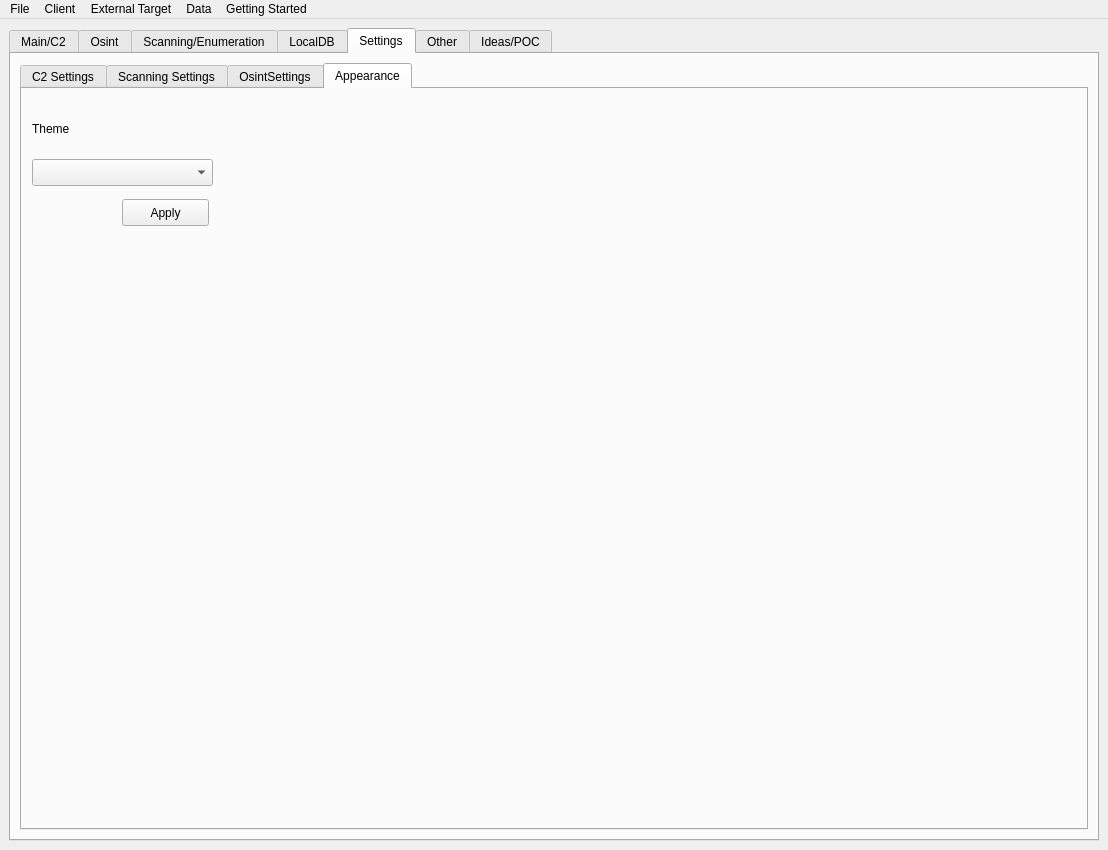
Qt form gui.ui (ryanq47/WhisperNet) before a commit.
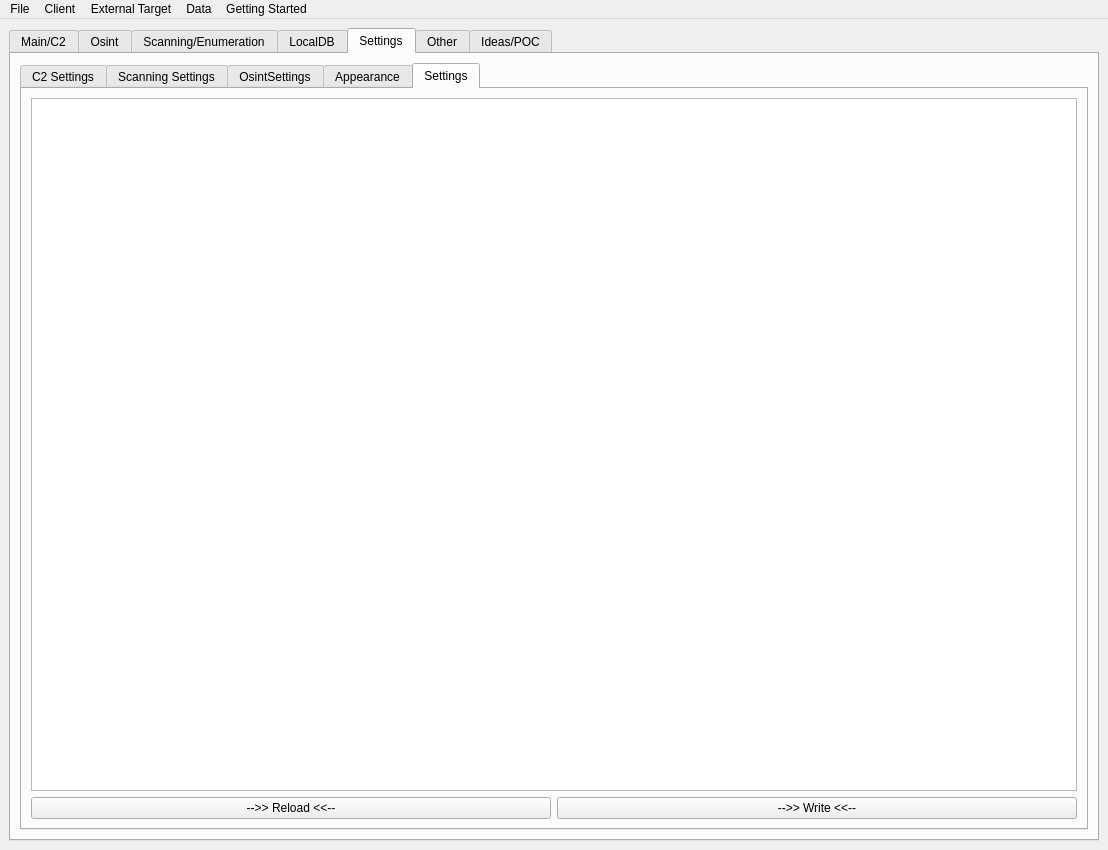
The same form after that commit. The open tabs and pages were chosen to show the change. Icons and pictures are not drawn.

```diff
--- a/gui.ui
+++ b/gui.ui
@@ -1700,7 +1700,7 @@
         <item row="0" column="0">
          <widget class="QTabWidget" name="tabWidget_2">
           <property name="currentIndex">
-           <number>3</number>
+           <number>4</number>
           </property>
           <widget class="QWidget" name="tab_7">
            <attribute name="title">
@@ -1886,6 +1886,38 @@
             </property>
            </widget>
           </widget>
+          <widget class="QWidget" name="tab_37">
+           <attribute name="title">
+            <string>Settings</string>
+           </attribute>
+           <layout class="QGridLayout" name="gridLayout_28">
+            <item row="0" column="0" colspan="2">
+             <widget class="QTextEdit" name="settings_edit">
+              <property name="html">
+               <string>&lt;!DOCTYPE HTML PUBLIC &quot;-//W3C//DTD HTML 4.0//EN&quot; &quot;http://www.w3.org/TR/REC-html40/strict.dtd&quot;&gt;
+&lt;html&gt;&lt;head&gt;&lt;meta name=&quot;qrichtext&quot; content=&quot;1&quot; /&gt;&lt;style type=&quot;text/css&quot;&gt;
+p, li { white-space: pre-wrap; }
+&lt;/style&gt;&lt;/head&gt;&lt;body style=&quot; font-family:'Cantarell'; font-size:11pt; font-weight:400; font-style:normal;&quot;&gt;
+&lt;p style=&quot;-qt-paragraph-type:empty; margin-top:0px; margin-bottom:12px; margin-left:0px; margin-right:0px; -qt-block-indent:0; text-indent:0px;&quot;&gt;&lt;br /&gt;&lt;/p&gt;&lt;/body&gt;&lt;/html&gt;</string>
+              </property>
+             </widget>
+            </item>
+            <item row="1" column="0">
+             <widget class="QPushButton" name="settings_reload">
+              <property name="text">
+               <string>--&gt;&gt; Reload &lt;&lt;--</string>
+              </property>
+             </widget>
+            </item>
+            <item row="1" column="1">
+             <widget class="QPushButton" name="settings_write">
+              <property name="text">
+               <string>--&gt;&gt; Write &lt;&lt;--</string>
+              </property>
+             </widget>
+            </item>
+           </layout>
+          </widget>
          </widget>
         </item>
        </layout>
```
Left out of the diff: 19 changed lines with no effect on the pictures.
